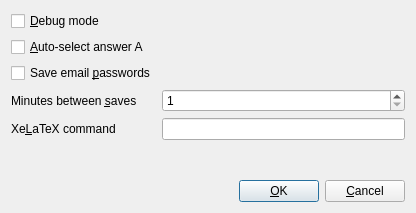
Qt form designer/prefs.ui (sobjornstad/clicker-quiz-manager) before a commit.
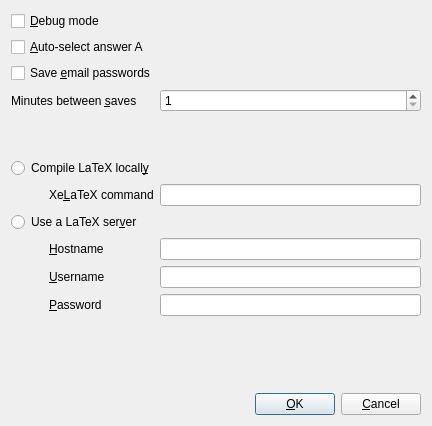
The same form after that commit.

Commit message: add preferences to support latex server mode

What changed in the file:
```diff
--- a/designer/prefs.ui
+++ b/designer/prefs.ui
@@ -6,8 +6,8 @@
    <rect>
     <x>0</x>
     <y>0</y>
-    <width>416</width>
-    <height>213</height>
+    <width>432</width>
+    <height>426</height>
    </rect>
   </property>
   <property name="windowTitle">
@@ -15,8 +15,26 @@
   </property>
   <layout class="QVBoxLayout" name="verticalLayout">
    <item>
-    <layout class="QFormLayout" name="formLayout">
-     <item row="0" column="0">
+    <layout class="QGridLayout" name="gridLayout">
+     <item row="9" column="2">
+      <widget class="QLineEdit" name="usernameBox">
+       <property name="whatsThis">
+        <string>Enter your username on the LaTeX server.</string>
+       </property>
+      </widget>
+     </item>
+     <item row="7" column="0" colspan="2">
+      <widget class="QRadioButton" name="remoteLatexRadio">
+       <property name="toolTip">
+        <string>Compile LaTeX on a remote server, connecting over SSH.
+See the manual for more information.</string>
+       </property>
+       <property name="text">
+        <string>Use a LaTeX ser&amp;ver</string>
+       </property>
+      </widget>
+     </item>
+     <item row="0" column="0" colspan="3">
       <widget class="QCheckBox" name="debugMode">
        <property name="toolTip">
         <string>&lt;html&gt;&lt;head/&gt;&lt;body&gt;&lt;p&gt;Show debug menu and functions, for use in active development.&lt;/p&gt;&lt;/body&gt;&lt;/html&gt;</string>
@@ -29,27 +47,27 @@
        </property>
       </widget>
      </item>
-     <item row="1" column="0">
-      <widget class="QCheckBox" name="autoAnsA">
-       <property name="toolTip">
-        <string>&lt;html&gt;&lt;head/&gt;&lt;body&gt;&lt;p&gt;When adding new questions, start with A selected as the correct answer rather than a blank.&lt;/p&gt;&lt;/body&gt;&lt;/html&gt;</string>
-       </property>
+     <item row="6" column="1">
+      <widget class="QLabel" name="label_2">
        <property name="text">
-        <string>&amp;Auto-select answer A</string>
+        <string>Xe&amp;LaTeX command</string>
        </property>
+       <property name="buddy">
+        <cstring>xelatexCommand</cstring>
+       </property>
       </widget>
      </item>
-     <item row="2" column="0">
-      <widget class="QCheckBox" name="savePasswords">
+     <item row="8" column="2">
+      <widget class="QLineEdit" name="hostnameBox">
        <property name="toolTip">
-        <string>&lt;html&gt;&lt;head/&gt;&lt;body&gt;Save entered SMTP server passwords in the database. Passwords are stored in plaintext but are not viewable except by directly accessing the database.&lt;/body&gt;&lt;/html&gt;</string>
+        <string/>
        </property>
-       <property name="text">
-        <string>Save email &amp;passwords</string>
+       <property name="whatsThis">
+        <string>Enter the hostname (domain or IP address) of the LaTeX server (e.g., latex.example.com).</string>
        </property>
       </widget>
      </item>
-     <item row="3" column="0">
+     <item row="3" column="0" colspan="2">
       <widget class="QLabel" name="label">
        <property name="text">
         <string>Minutes between &amp;saves</string>
@@ -59,7 +77,17 @@
        </property>
       </widget>
      </item>
-     <item row="3" column="1">
+     <item row="1" column="0" colspan="3">
+      <widget class="QCheckBox" name="autoAnsA">
+       <property name="toolTip">
+        <string>&lt;html&gt;&lt;head/&gt;&lt;body&gt;&lt;p&gt;When adding new questions, start with A selected as the correct answer rather than a blank.&lt;/p&gt;&lt;/body&gt;&lt;/html&gt;</string>
+       </property>
+       <property name="text">
+        <string>&amp;Auto-select answer A</string>
+       </property>
+      </widget>
+     </item>
+     <item row="3" column="2">
       <widget class="QSpinBox" name="saveInterval">
        <property name="toolTip">
         <string/>
@@ -75,17 +103,97 @@
        </property>
       </widget>
      </item>
+     <item row="6" column="0">
+      <spacer name="horizontalSpacer_2">
+       <property name="orientation">
+        <enum>Qt::Horizontal</enum>
+       </property>
+       <property name="sizeType">
+        <enum>QSizePolicy::Fixed</enum>
+       </property>
+       <property name="sizeHint" stdset="0">
+        <size>
+         <width>30</width>
+         <height>20</height>
+        </size>
+       </property>
+      </spacer>
+     </item>
      <item row="4" column="0">
-      <widget class="QLabel" name="label_2">
+      <spacer name="verticalSpacer_2">
+       <property name="orientation">
+        <enum>Qt::Vertical</enum>
+       </property>
+       <property name="sizeHint" stdset="0">
+        <size>
+         <width>20</width>
+         <height>40</height>
+        </size>
+       </property>
+      </spacer>
+     </item>
+     <item row="5" column="0" colspan="2">
+      <widget class="QRadioButton" name="localLatexRadio">
+       <property name="toolTip">
+        <string>Create PDF quizzes using an installation of LaTeX on your local computer.
+LaTeX must be installed separately from CQM.</string>
+       </property>
        <property name="text">
-        <string>Xe&amp;LaTeX command</string>
+        <string>Compile LaTeX locall&amp;y</string>
        </property>
+      </widget>
+     </item>
+     <item row="10" column="2">
+      <widget class="QLineEdit" name="passwordBox">
+       <property name="whatsThis">
+        <string>Enter your password on the LaTeX server. The password will be stored in plain text in your database (like class email passwords). You can leave this blank, in which case you'll be asked to enter the password when it is needed.</string>
+       </property>
+       <property name="echoMode">
+        <enum>QLineEdit::Password</enum>
+       </property>
+      </widget>
+     </item>
+     <item row="8" column="1">
+      <widget class="QLabel" name="label_3">
+       <property name="text">
+        <string>&amp;Hostname</string>
+       </property>
        <property name="buddy">
-        <cstring>xelatexCommand</cstring>
+        <cstring>hostnameBox</cstring>
        </property>
       </widget>
      </item>
-     <item row="4" column="1">
+     <item row="9" column="1">
+      <widget class="QLabel" name="label_4">
+       <property name="text">
+        <string>&amp;Username</string>
+       </property>
+       <property name="buddy">
+        <cstring>usernameBox</cstring>
+       </property>
+      </widget>
+     </item>
+     <item row="10" column="1">
+      <widget class="QLabel" name="label_5">
+       <property name="text">
+        <string>&amp;Password</string>
+       </property>
+       <property name="buddy">
+        <cstring>passwordBox</cstring>
+       </property>
+      </widget>
+     </item>
+     <item row="2" column="0" colspan="3">
+      <widget class="QCheckBox" name="savePasswords">
+       <property name="toolTip">
+        <string>&lt;html&gt;&lt;head/&gt;&lt;body&gt;Save entered SMTP server passwords in the database. Passwords are stored in plaintext but are not viewable except by directly accessing the database.&lt;/body&gt;&lt;/html&gt;</string>
+       </property>
+       <property name="text">
+        <string>Save &amp;email passwords</string>
+       </property>
+      </widget>
+     </item>
+     <item row="6" column="2">
       <widget class="QLineEdit" name="xelatexCommand">
        <property name="whatsThis">
         <string>When making a PDF version of a quiz, run this command to produce the PDF. This should be some form of XeLaTeX to produce the correct output; see the manual for information on installing LaTeX.</string>
```
Left out of the diff: 14 changed lines with no effect on the pictures. The commit also changes 2 other files.
